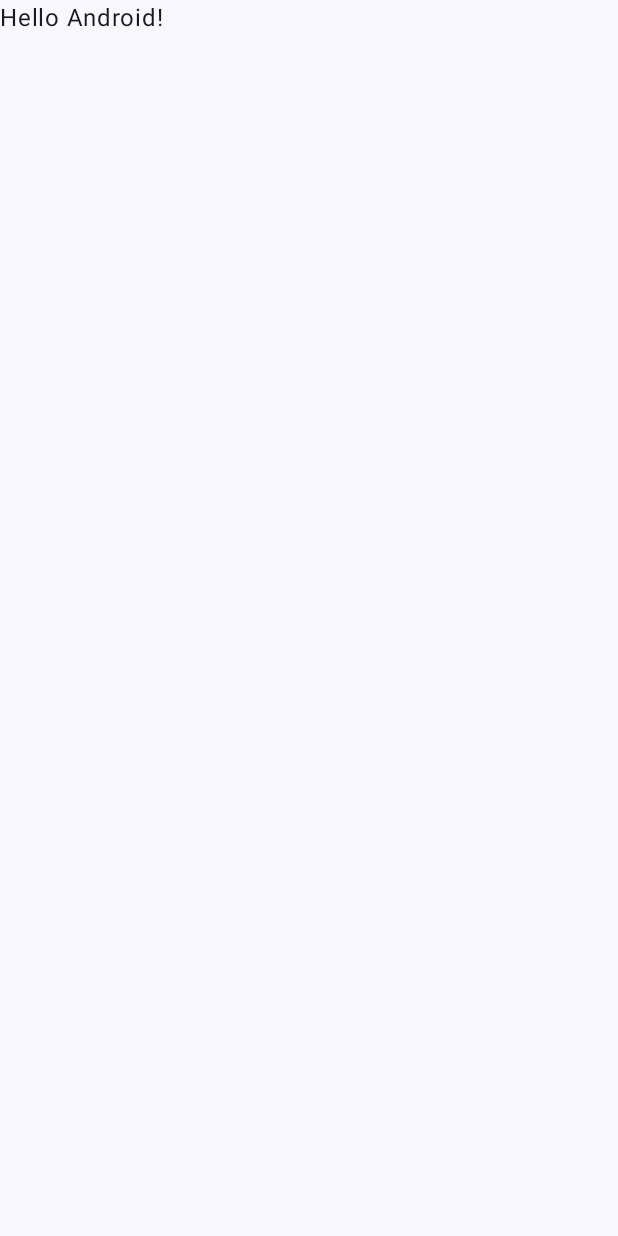
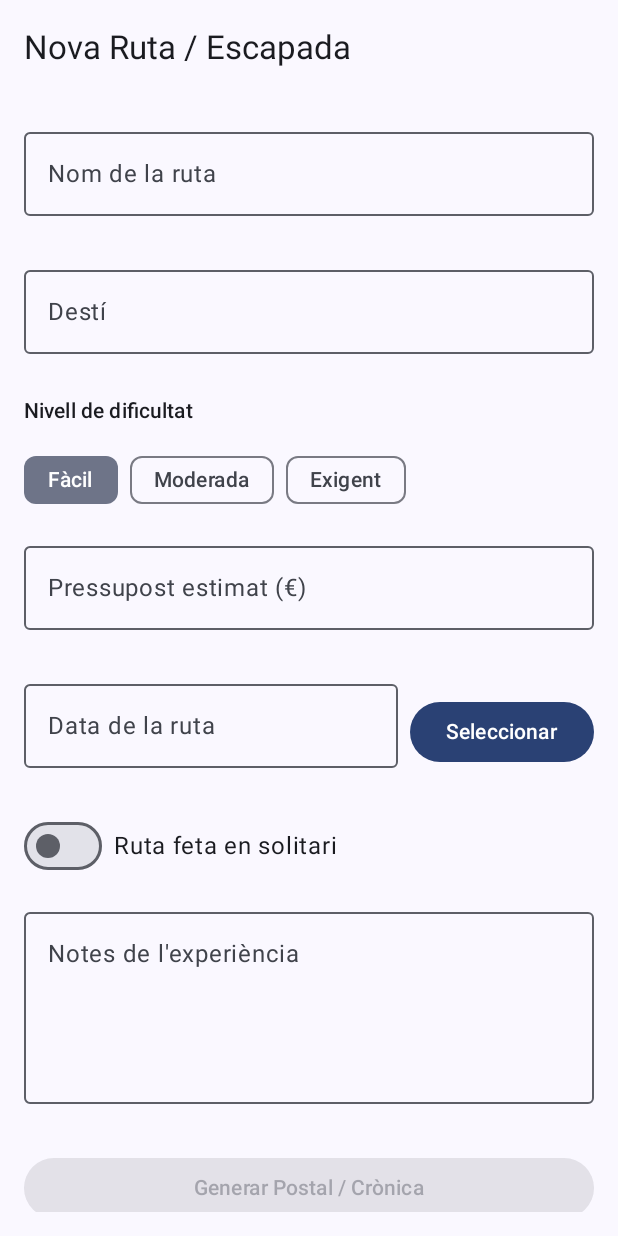
Before and after one commit to AlanSuer/Android-Projects-AAC, an Android app built with Jetpack Compose: the screen it shows after launch (MainActivity), on a phone screen of 412 x 824 dp. Before the commit the screen is almost empty. Run offline under Robolectric (Android 15) with nearby library versions, the phone set to English and light mode, and no system bars.

Commit message:
feat: FormScreen i PostalScreen amb navegacio Compose, validacio i components Material3

```diff
--- a/RutesDeViatges/app/build.gradle.kts
+++ b/RutesDeViatges/app/build.gradle.kts
@@ -45,6 +45,9 @@ dependencies {
     implementation(libs.androidx.compose.ui.tooling.preview)
     implementation(libs.androidx.core.ktx)
     implementation(libs.androidx.lifecycle.runtime.ktx)
+    implementation(libs.androidx.lifecycle.viewmodel.compose)
+    implementation(libs.androidx.navigation.compose)
+    implementation(libs.gson)
     testImplementation(libs.junit)
     androidTestImplementation(platform(libs.androidx.compose.bom))
     androidTestImplementation(libs.androidx.compose.ui.test.junit4)
--- a/RutesDeViatges/app/src/main/java/org/proven/rutesdeviatges/MainActivity.kt
+++ b/RutesDeViatges/app/src/main/java/org/proven/rutesdeviatges/MainActivity.kt
@@ -5,13 +5,14 @@ import androidx.activity.ComponentActivity
 import androidx.activity.compose.setContent
 import androidx.activity.enableEdgeToEdge
 import androidx.compose.foundation.layout.fillMaxSize
-import androidx.compose.foundation.layout.padding
 import androidx.compose.material3.Scaffold
-import androidx.compose.material3.Text
 import androidx.compose.runtime.Composable
 import androidx.compose.ui.Modifier
-import androidx.compose.ui.tooling.preview.Preview
+import androidx.lifecycle.viewmodel.compose.viewModel
+import androidx.navigation.compose.rememberNavController
+import org.proven.rutesdeviatges.ui.navigation.NavGraph
 import org.proven.rutesdeviatges.ui.theme.RutesDeViatgesTheme
+import org.proven.rutesdeviatges.viewmodel.TravelDiaryViewModel
 
 class MainActivity : ComponentActivity() {
     override fun onCreate(savedInstanceState: Bundle?) {
@@ -19,29 +20,12 @@ class MainActivity : ComponentActivity() {
         enableEdgeToEdge()
         setContent {
             RutesDeViatgesTheme {
-                Scaffold(modifier = Modifier.fillMaxSize()) { innerPadding ->
-                    Greeting(
-                        name = "Android",
-                        modifier = Modifier.padding(innerPadding)
-                    )
+                val navController = rememberNavController()
+                val viewModel: TravelDiaryViewModel = viewModel()
+                Scaffold(modifier = Modifier.fillMaxSize()) { _ ->
+                    NavGraph(navController = navController, viewModel = viewModel)
                 }
             }
         }
     }
 }
-
-@Composable
-fun Greeting(name: String, modifier: Modifier = Modifier) {
-    Text(
-        text = "Hello $name!",
-        modifier = modifier
-    )
-}
-
-@Preview(showBackground = true)
-@Composable
-fun GreetingPreview() {
-    RutesDeViatgesTheme {
-        Greeting("Android")
-    }
-}
--- /dev/null
+++ b/RutesDeViatges/app/src/main/java/org/proven/rutesdeviatges/ui/navigation/NavGraph.kt
@@ -0,0 +1,25 @@
+package org.proven.rutesdeviatges.ui.navigation
+
+import androidx.compose.runtime.Composable
+import androidx.navigation.NavHostController
+import androidx.navigation.compose.NavHost
+import androidx.navigation.compose.composable
+import org.proven.rutesdeviatges.ui.screens.FormScreen
+import org.proven.rutesdeviatges.ui.screens.PostalScreen
+import org.proven.rutesdeviatges.viewmodel.TravelDiaryViewModel
+
+@Composable
+fun NavGraph(navController: NavHostController, viewModel: TravelDiaryViewModel) {
+    NavHost(navController = navController, startDestination = Screen.Form.route) {
+        composable(Screen.Form.route) {
+            FormScreen(viewModel = viewModel, onNavigateToPostal = {
+                navController.navigate(Screen.Postal.route)
+            })
+        }
+        composable(Screen.Postal.route) {
+            PostalScreen(viewModel = viewModel, onBack = {
+                navController.popBackStack()
+            })
+        }
+    }
+}
--- /dev/null
+++ b/RutesDeViatges/app/src/main/java/org/proven/rutesdeviatges/ui/navigation/Screen.kt
@@ -0,0 +1,9 @@
+package org.proven.rutesdeviatges.ui.navigation
+
+/**
+ * Rutes de navegació de l'app (Navigation Compose).
+ */
+sealed class Screen(val route: String) {
+    data object Form : Screen("form")
+    data object Postal : Screen("postal")
+}
--- /dev/null
+++ b/RutesDeViatges/app/src/main/java/org/proven/rutesdeviatges/ui/screens/FormScreen.kt
@@ -0,0 +1,232 @@
+package org.proven.rutesdeviatges.ui.screens
+
+import androidx.compose.foundation.layout.Arrangement
+import androidx.compose.foundation.layout.Column
+import androidx.compose.foundation.layout.Row
+import androidx.compose.foundation.layout.Spacer
+import androidx.compose.foundation.layout.fillMaxSize
+import androidx.compose.foundation.layout.fillMaxWidth
+import androidx.compose.foundation.layout.height
+import androidx.compose.foundation.layout.padding
+import androidx.compose.foundation.rememberScrollState
+import androidx.compose.foundation.verticalScroll
+import androidx.compose.material3.Button
+import androidx.compose.material3.DatePicker
+import androidx.compose.material3.DatePickerDialog
+import androidx.compose.material3.ExperimentalMaterial3Api
+import androidx.compose.material3.FilterChip
+import androidx.compose.material3.MaterialTheme
+import androidx.compose.material3.OutlinedTextField
+import androidx.compose.material3.Scaffold
+import androidx.compose.material3.Switch
+import androidx.compose.material3.Text
+import androidx.compose.material3.TextButton
+import androidx.compose.material3.TopAppBar
+import androidx.compose.material3.rememberDatePickerState
+import androidx.compose.runtime.Composable
+import androidx.compose.runtime.getValue
+import androidx.compose.runtime.mutableStateOf
+import androidx.compose.runtime.remember
+import androidx.compose.runtime.setValue
+import androidx.compose.ui.Alignment
+import androidx.compose.ui.Modifier
+import androidx.compose.ui.text.input.KeyboardType
+import androidx.compose.ui.unit.dp
+import androidx.lifecycle.compose.collectAsStateWithLifecycle
+import org.proven.rutesdeviatges.model.Difficulty
+import org.proven.rutesdeviatges.viewmodel.TravelDiaryViewModel
+
+@OptIn(ExperimentalMaterial3Api::class)
+@Composable
+fun FormScreen(
+    viewModel: TravelDiaryViewModel,
+    onNavigateToPostal: () -> Unit
+) {
+    val state by viewModel.uiState.collectAsStateWithLifecycle()
+    var showDatePicker by remember { mutableStateOf(false) }
+
+    // Dialog d'històric de rutes guardades (emmagatzematge intern).
+    if (state.showHistory) {
+        HistoryDialog(
+            history = state.history,
+            onDismiss = { viewModel.onShowHistoryChange(false) },
+            onChronicleText = { viewModel.buildChronicleText(it) }
+        )
+    }
+
+    Scaffold(
+        topBar = {
+            TopAppBar(title = { Text("Nova Ruta / Escapada") })
+        }
+    ) { innerPadding ->
+        Column(
+            modifier = Modifier
+                .fillMaxSize()
+                .padding(innerPadding)
+                .padding(16.dp)
+                .verticalScroll(rememberScrollState()),
+            verticalArrangement = Arrangement.spacedBy(12.dp)
+        ) {
+            // Nom de la ruta
+            OutlinedTextField(
+                value = state.routeName,
+                onValueChange = viewModel::onRouteNameChange,
+                label = { Text("Nom de la ruta") },
+                isError = state.routeNameError != null,
+                supportingText = { state.routeNameError?.let { Text(it) } },
+                modifier = Modifier.fillMaxWidth(),
+                singleLine = true
+            )
+
+            // Destí
+            OutlinedTextField(
+                value = state.destination,
+                onValueChange = viewModel::onDestinationChange,
+                label = { Text("Destí") },
+                isError = state.destinationError != null,
+                supportingText = { state.destinationError?.let { Text(it) } },
+                modifier = Modifier.fillMaxWidth(),
+                singleLine = true
+            )
+
+            // Nivell de dificultat (FilterChips)
+            Text("Nivell de dificultat", style = MaterialTheme.typography.labelLarge)
+            Row(horizontalArrangement = Arrangement.spacedBy(8.dp)) {
+                Difficulty.entries.forEach { diff ->
+                    FilterChip(
+                        selected = state.difficulty == diff,
+                        onClick = { viewModel.onDifficultyChange(diff) },
+                        label = { Text(diff.label) }
+                    )
+                }
+            }
+
+            // Pressupost estimat
+            OutlinedTextField(
+                value = state.estimatedBudget,
+                onValueChange = viewModel::onBudgetChange,
+                label = { Text("Pressupost estimat (€)") },
+                isError = state.budgetError != null,
+                supportingText = { state.budgetError?.let { Text(it) } },
+                keyboardOptions = androidx.compose.foundation.text.KeyboardOptions(
+                    keyboardType = KeyboardType.Decimal
+                ),
+                modifier = Modifier.fillMaxWidth(),
+                singleLine = true
+            )
+
+            // Data de la ruta (DatePicker)
+            Row(
+                verticalAlignment = Alignment.CenterVertically,
+                horizontalArrangement = Arrangement.spacedBy(8.dp)
+            ) {
+                OutlinedTextField(
+                    value = state.date,
+                    onValueChange = {},
+                    label = { Text("Data de la ruta") },
+                    isError = state.dateError != null,
+                    supportingText = { state.dateError?.let { Text(it) } },
+                    modifier = Modifier.weight(1f),
+                    readOnly = true,
+                    singleLine = true
+                )
+                Button(onClick = { showDatePicker = true }) {
+                    Text("Seleccionar")
+                }
+            }
+
+            if (showDatePicker) {
+                val datePickerState = rememberDatePickerState()
+                DatePickerDialog(
+                    onDismissRequest = { showDatePicker = false },
+                    confirmButton = {
+                        TextButton(onClick = {
+                            datePickerState.selectedDateMillis?.let { millis ->
+                                viewModel.onDateChange(viewModel.formatMillis(millis))
+                            }
+                            showDatePicker = false
+                        }) { Text("OK") }
+                    },
+                    dismissButton = {
+                        TextButton(onClick = { showDatePicker = false }) { Text("Cancel·lar") }
+                    }
+                ) {
+                    DatePicker(state = datePickerState)
+                }
+            }
+
+            // Viatge en solitari (Switch)
+            Row(
+                verticalAlignment = Alignment.CenterVertically,
+                horizontalArrangement = Arrangement.spacedBy(8.dp)
+            ) {
+                Switch(
+                    checked = state.isSolo,
+                    onCheckedChange = viewModel::onIsSoloChange
+                )
+                Text("Ruta feta en solitari")
+            }
+
+            // Notes multilínia
+            OutlinedTextField(
+                value = state.notes,
+                onValueChange = viewModel::onNotesChange,
+                label = { Text("Notes de l'experiència") },
+                modifier = Modifier.fillMaxWidth(),
+                minLines = 4
+            )
+
+            Spacer(modifier = Modifier.height(8.dp))
+
+            // Acció principal
+            Button(
+                onClick = {
+                    val entry = viewModel.generateChronicle()
+                    if (entry != null) onNavigateToPostal()
+                },
+                enabled = state.isFormValid,
+                modifier = Modifier.fillMaxWidth()
+            ) {
+                Text("Generar Postal / Crònica")
+            }
+
+            // Accés a l'històric
+            TextButton(
+                onClick = { viewModel.onShowHistoryChange(true) },
+                modifier = Modifier.fillMaxWidth()
+            ) {
+                Text("Consultar històric de rutes")
+            }
+        }
+    }
+}
+
+@Composable
+private fun HistoryDialog(
+    history: List<org.proven.rutesdeviatges.model.RouteEntry>,
+    onDismiss: () -> Unit,
+    onChronicleText: (org.proven.rutesdeviatges.model.RouteEntry) -> String
+) {
+    androidx.compose.material3.AlertDialog(
+        onDismissRequest = onDismiss,
+        title = { Text("Històric de rutes") },
+        text = {
+            if (history.isEmpty()) {
+                Text("Encara no hi ha rutes guardades.")
+            } else {
+                Column(modifier = Modifier.verticalScroll(rememberScrollState())) {
+                    history.forEach { entry ->
+                        Text(
+                            text = "${entry.date} - ${entry.routeName} (${entry.destination})",
+                            style = MaterialTheme.typography.bodyMedium
+                        )
+                        Spacer(modifier = Modifier.height(4.dp))
+                    }
+                }
+            }
+        },
+        confirmButton = {
+            TextButton(onClick = onDismiss) { Text("Tancar") }
+        }
+    )
+}
--- a/RutesDeViatges/app/src/main/res/values/strings.xml
+++ b/RutesDeViatges/app/src/main/res/values/strings.xml
@@ -1,3 +1,3 @@
 <resources>
-    <string name="app_name">RutesDeViatges</string>
+    <string name="app_name">Diari de Viatges</string>
 </resources>
```
Also changed, not shown: RutesDeViatges/app/src/main/java/org/proven/rutesdeviatges/ui/screens/PostalScreen.kt (added, +140 -0 lines).
